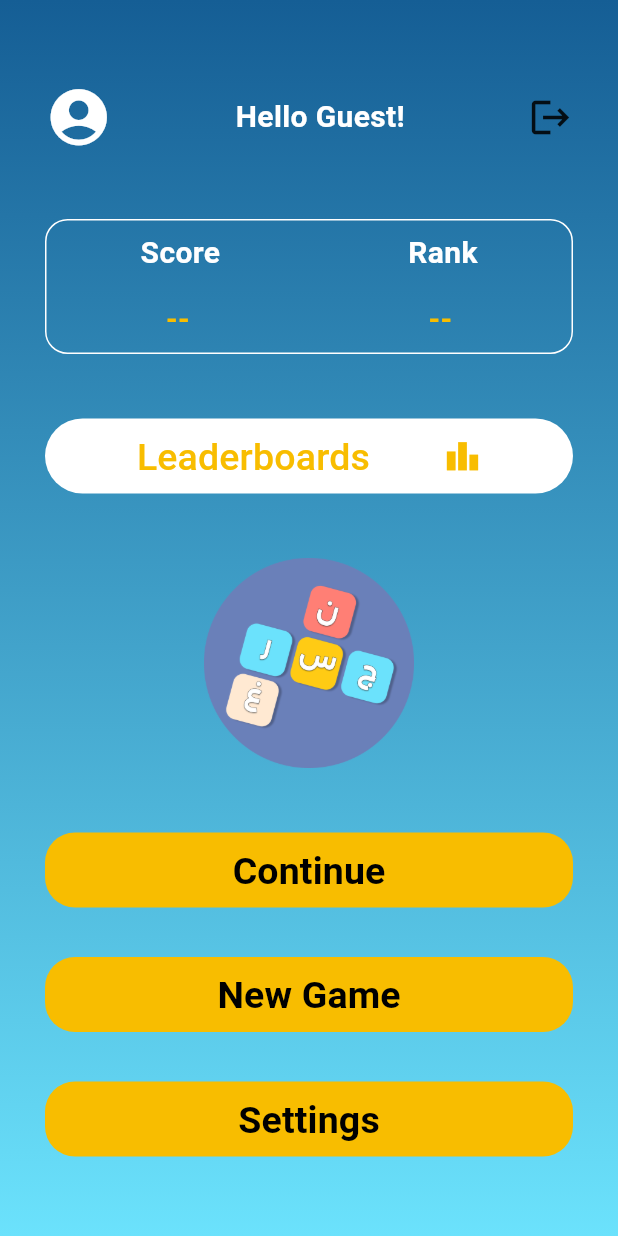
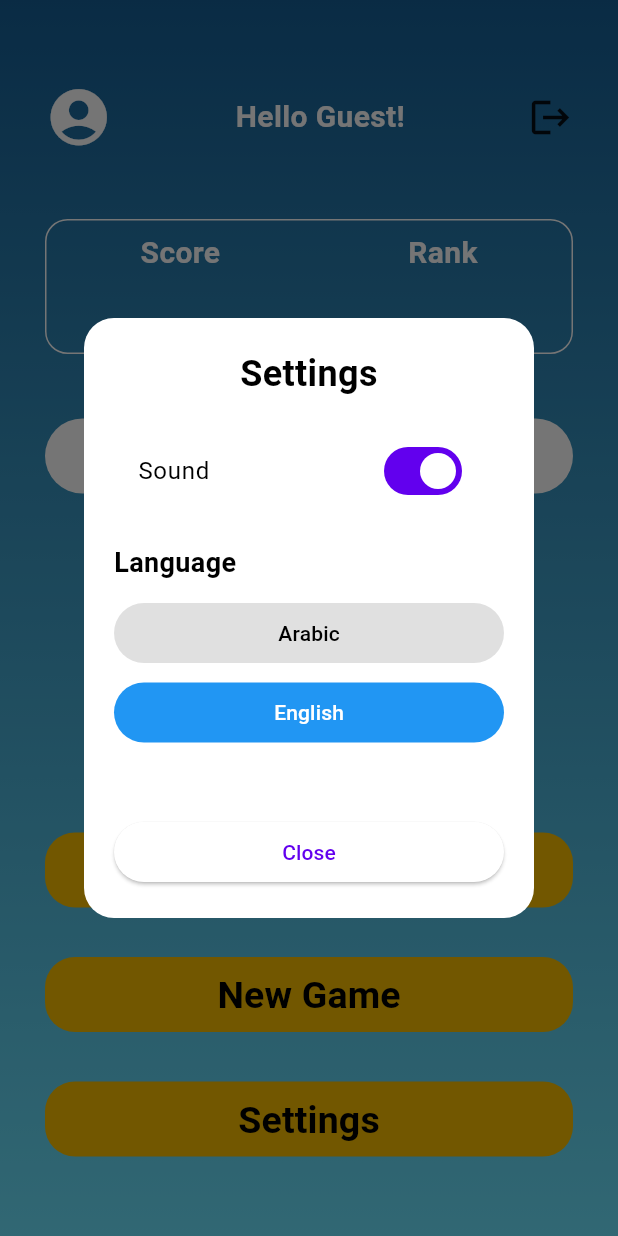
Before and after one commit to Yeezy97/word_search, a Flutter app: the screen it shows after launch, after a tap on "Settings", on a phone screen of 412 x 824 dp. Run offline on Flutter 3.47's test engine with Material 3 defaults, Android fonts, the phone set to English and light mode, and no system bars; our stand-ins replace font_awesome_flutter, get.

Commit message:
code adjustments

```diff
--- /dev/null
+++ b/lib/controllers/settings_controller.dart
@@ -0,0 +1,19 @@
+import 'package:get/get.dart';
+
+class SettingsController extends GetxController {
+  // An example observable setting for sound.
+  RxBool isSoundOn = true.obs;
+
+  // An example observable for language selection.
+  RxString selectedLanguage = 'English'.obs;
+
+  /// Toggle the sound on/off.
+  void toggleSound() {
+    isSoundOn.value = !isSoundOn.value;
+  }
+
+  /// Set a new language.
+  void setLanguage(String language) {
+    selectedLanguage.value = language;
+  }
+}
--- a/lib/controllers/word_game_controller.dart
+++ b/lib/controllers/word_game_controller.dart
@@ -4,17 +4,17 @@ import 'package:get/get.dart';
 
 class WordGameController extends GetxController {
   // The word to form.
-  final String word = 'Doctor';
+  final String word = 'طبيب';
 
   // Dimensions for the letter containers.
   final double containerHeight = 210;
   final double boxSize = 40; // smaller box size for both draggables & targets.
   final double containerPadding = 8.0;
 
-  // Reactive variables.
-  // Holds the random positions for each letter.
+  // Observable variables
+  // Holds the random positions for each letter
   RxList<Offset> letterPositions = <Offset>[].obs;
-  // Tracks if each letter has been placed (index-based).
+  // Tracks if each letter has been placed (index-based)
   RxList<bool> isLetterPlaced = RxList<bool>();
   // Contains the letters placed in the drop targets (null if not placed).
   RxList<String?> placedLetters = RxList<String?>();
--- a/lib/views/screens/menu_screen.dart
+++ b/lib/views/screens/menu_screen.dart
@@ -2,6 +2,7 @@ import 'package:flutter/material.dart';
 import 'package:word_search/constants.dart';
 import 'package:word_search/controllers/navigation_controller.dart';
 import 'package:get/get.dart';
+import 'package:word_search/views/widgets/settings_widget.dart';
 
 class MenuScreen extends StatelessWidget {
   const MenuScreen({super.key});
@@ -122,7 +123,9 @@ class MenuScreen extends StatelessWidget {
                       borderRadius: BorderRadius.circular(20),
                       color: Color(0xFFF8BD00),
                     ),
-                    child: TextButton(onPressed: (){},
+                    child: TextButton(onPressed: (){
+                      Get.dialog(SettingsWidget());
+                    },
                         child: Text('Settings', style: TextStyle(
                           fontSize: 25,color: Colors.black, fontWeight: FontWeight.bold,
                         ),)
--- /dev/null
+++ b/lib/views/widgets/settings_widget.dart
@@ -0,0 +1,96 @@
+import 'package:flutter/material.dart';
+import 'package:get/get.dart';
+import 'package:word_search/controllers/settings_controller.dart';
+
+
+class SettingsWidget extends StatelessWidget {
+  SettingsWidget({Key? key}) : super(key: key);
+
+  // Retrieve or initialize the SettingsController.
+  final SettingsController settingsController = Get.put(SettingsController());
+
+  @override
+  Widget build(BuildContext context) {
+    return Dialog(
+      shape: RoundedRectangleBorder(borderRadius: BorderRadius.circular(20)),
+      backgroundColor: Colors.white,
+      elevation: 5,
+      child: Container(
+        padding: const EdgeInsets.all(20),
+        width: 300,
+        height: 400, // Increased height to avoid bottom overflow.
+        child: Column(
+          crossAxisAlignment: CrossAxisAlignment.stretch,
+          children: [
+            const Text(
+              'Settings',
+              textAlign: TextAlign.center,
+              style: TextStyle(fontSize: 24, fontWeight: FontWeight.bold),
+            ),
+            const SizedBox(height: 20),
+            // Example: Sound toggle.
+            Obx(() => SwitchListTile(
+              title: const Text('Sound'),
+              value: settingsController.isSoundOn.value,
+              onChanged: (bool value) {
+                settingsController.toggleSound();
+              },
+            )),
+            const SizedBox(height: 20),
+            // Language selection.
+            const Text(
+              'Language',
+              style: TextStyle(fontSize: 18, fontWeight: FontWeight.bold),
+            ),
+            const SizedBox(height: 10),
+            // Two vertically stacked TextButtons with selection style.
+            Obx(
+                  () => Column(
+                children: [
+                  // Arabic button.
+                  TextButton(
+                    style: TextButton.styleFrom(
+                      backgroundColor: settingsController.selectedLanguage.value == 'Arabic'
+                          ? Colors.blue
+                          : Colors.grey[300],
+                      foregroundColor: settingsController.selectedLanguage.value == 'Arabic'
+                          ? Colors.white
+                          : Colors.black,
+                      minimumSize: const Size(double.infinity, 40),
+                    ),
+                    onPressed: () {
+                      settingsController.setLanguage('Arabic');
+                    },
+                    child: const Text('Arabic'),
+                  ),
+                  const SizedBox(height: 5),
+                  // English button.
+                  TextButton(
+                    style: TextButton.styleFrom(
+                      backgroundColor: settingsController.selectedLanguage.value == 'English'
+                          ? Colors.blue
+                          : Colors.grey[300],
+                      foregroundColor: settingsController.selectedLanguage.value == 'English'
+                          ? Colors.white
+                          : Colors.black,
+                      minimumSize: const Size(double.infinity, 40),
+                    ),
+                    onPressed: () {
+                      settingsController.setLanguage('English');
+                    },
+                    child: const Text('English'),
+                  ),
+                ],
+              ),
+            ),
+            const Spacer(),
+            ElevatedButton(
+              onPressed: () => Get.back(), // Closes the dialog.
+              child: const Text('Close'),
+            )
+          ],
+        ),
+      ),
+    );
+  }
+}
```
